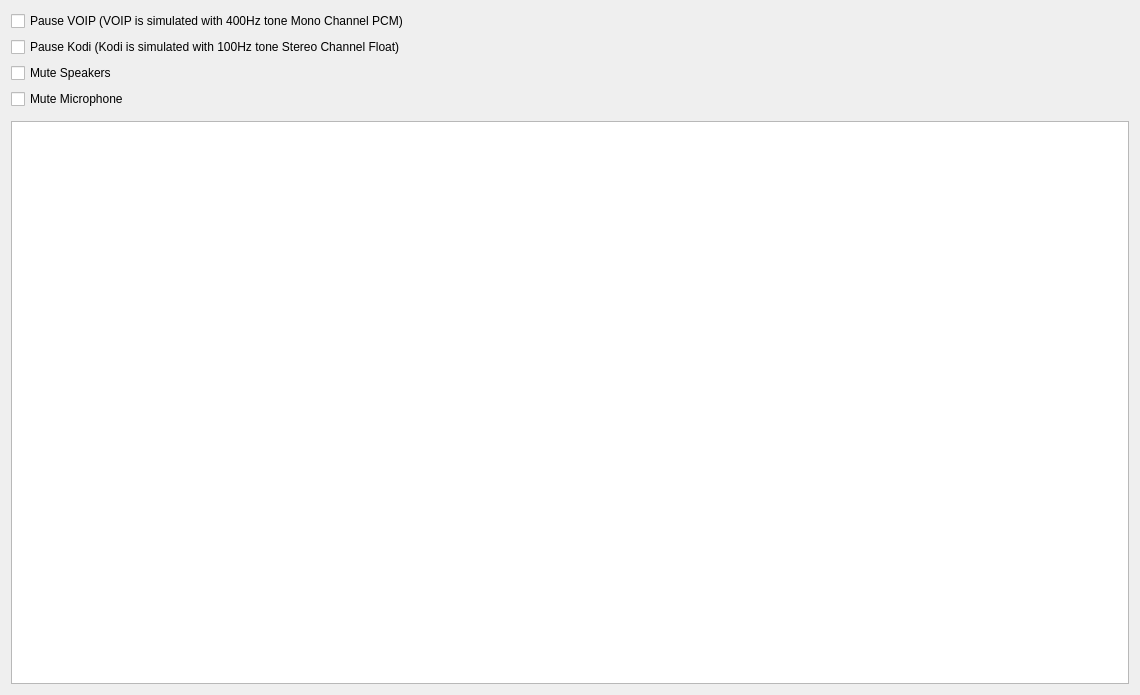
This is SandboxApps/QtSoundTestVersionGreaterThatQt6_2/Forms/mainwindow.ui in brettrjones-github/nolimitconnect as Qt 5 draws it before an edit. The edited form follows.
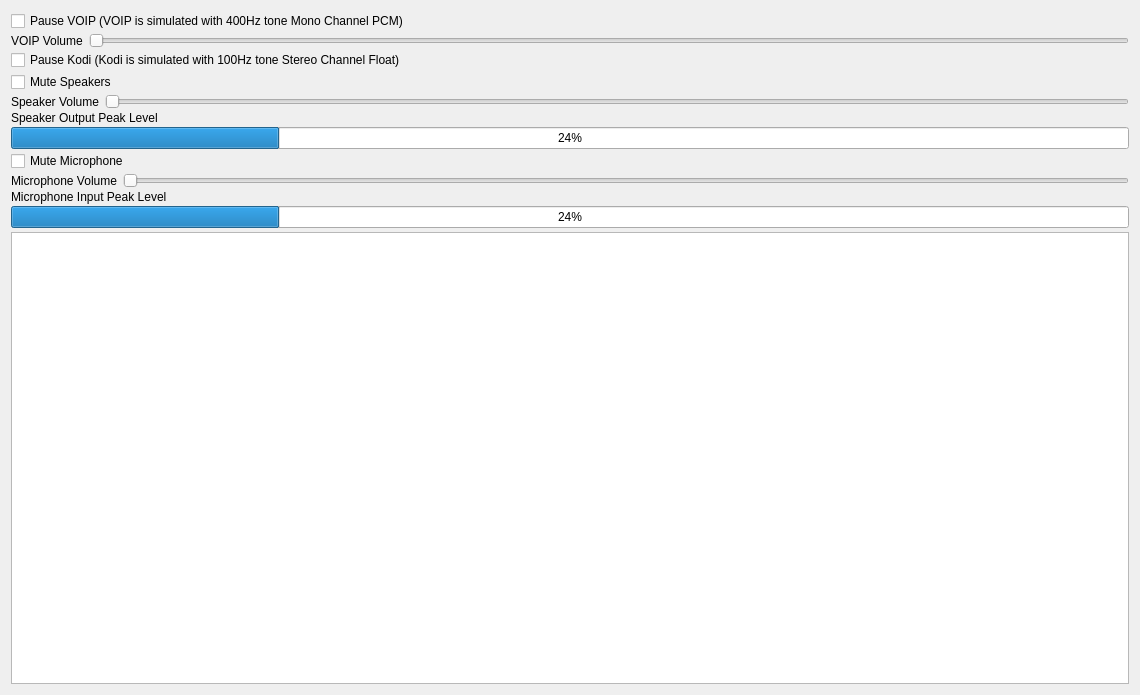
This is the edited form. Custom widgets are drawn as their Qt base class.

Commit message: Sandbox audio test redesign to work with Qt 6.3.1 almost works

Patch:
```diff
--- a/SandboxApps/QtSoundTestVersionGreaterThatQt6_2/Forms/mainwindow.ui
+++ b/SandboxApps/QtSoundTestVersionGreaterThatQt6_2/Forms/mainwindow.ui
@@ -15,6 +15,9 @@
   </property>
   <widget class="QWidget" name="centralWidget">
    <layout class="QVBoxLayout" name="verticalLayout">
+    <property name="spacing">
+     <number>2</number>
+    </property>
     <item>
      <layout class="QHBoxLayout" name="horizontalLayout"/>
     </item>
@@ -25,6 +28,24 @@
       </property>
      </widget>
     </item>
+    <item>
+     <layout class="QHBoxLayout" name="horizontalLayout_4">
+      <item>
+       <widget class="QLabel" name="label_4">
+        <property name="text">
+         <string>VOIP Volume</string>
+        </property>
+       </widget>
+      </item>
+      <item>
+       <widget class="QSlider" name="m_VoipVolumeSlider">
+        <property name="orientation">
+         <enum>Qt::Horizontal</enum>
+        </property>
+       </widget>
+      </item>
+     </layout>
+    </item>
     <item>
      <widget class="QCheckBox" name="m_PauseKodiCheckbox">
       <property name="text">
@@ -39,6 +60,38 @@
       </property>
      </widget>
     </item>
+    <item>
+     <layout class="QHBoxLayout" name="horizontalLayout_3">
+      <item>
+       <widget class="QLabel" name="label_3">
+        <property name="text">
+         <string>Speaker Volume</string>
+        </property>
+       </widget>
+      </item>
+      <item>
+       <widget class="QSlider" name="m_SpeakerVolumeSlider">
+        <property name="orientation">
+         <enum>Qt::Horizontal</enum>
+        </property>
+       </widget>
+      </item>
+     </layout>
+    </item>
+    <item>
+     <widget class="QLabel" name="label">
+      <property name="text">
+       <string>Speaker Output Peak Level</string>
+      </property>
+     </widget>
+    </item>
+    <item>
+     <widget class="QProgressBar" name="m_AudioOutPeakProgressBar">
+      <property name="value">
+       <number>24</number>
+      </property>
+     </widget>
+    </item>
     <item>
      <widget class="QCheckBox" name="m_MuteMicrophoneCheckBox">
       <property name="text">
@@ -46,6 +99,38 @@
       </property>
      </widget>
     </item>
+    <item>
+     <layout class="QHBoxLayout" name="horizontalLayout_2">
+      <item>
+       <widget class="QLabel" name="label_5">
+        <property name="text">
+         <string>Microphone Volume</string>
+        </property>
+       </widget>
+      </item>
+      <item>
+       <widget class="QSlider" name="m_MicrophoneVolumeSlider">
+        <property name="orientation">
+         <enum>Qt::Horizontal</enum>
+        </property>
+       </widget>
+      </item>
+     </layout>
+    </item>
+    <item>
+     <widget class="QLabel" name="label_2">
+      <property name="text">
+       <string>Microphone Input Peak Level</string>
+      </property>
+     </widget>
+    </item>
+    <item>
+     <widget class="QProgressBar" name="m_AudioInPeakProgressBar">
+      <property name="value">
+       <number>24</number>
+      </property>
+     </widget>
+    </item>
     <item>
      <widget class="Waveform" name="m_WaveForm" native="true"/>
     </item>
```
The commit also changes 35 other files.
